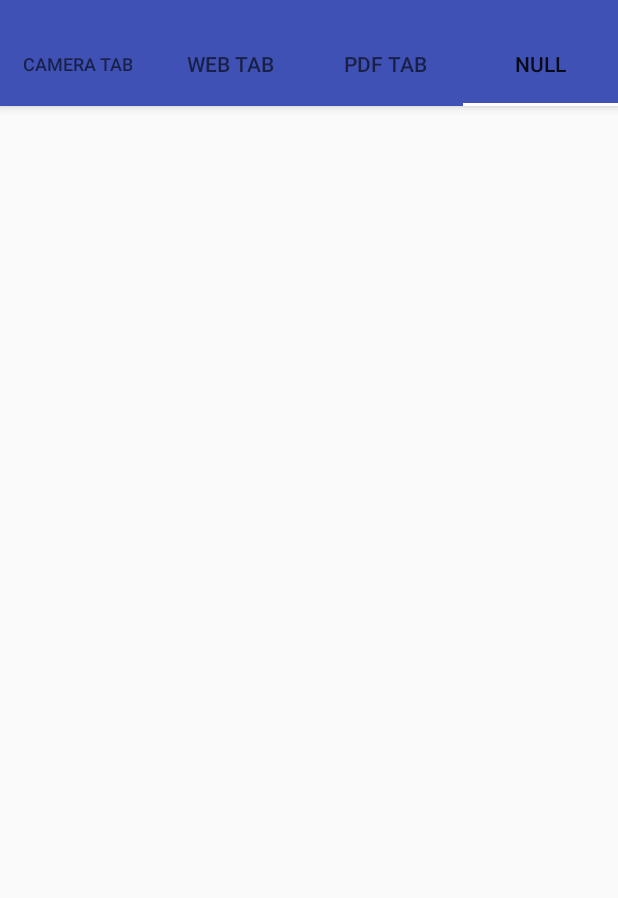
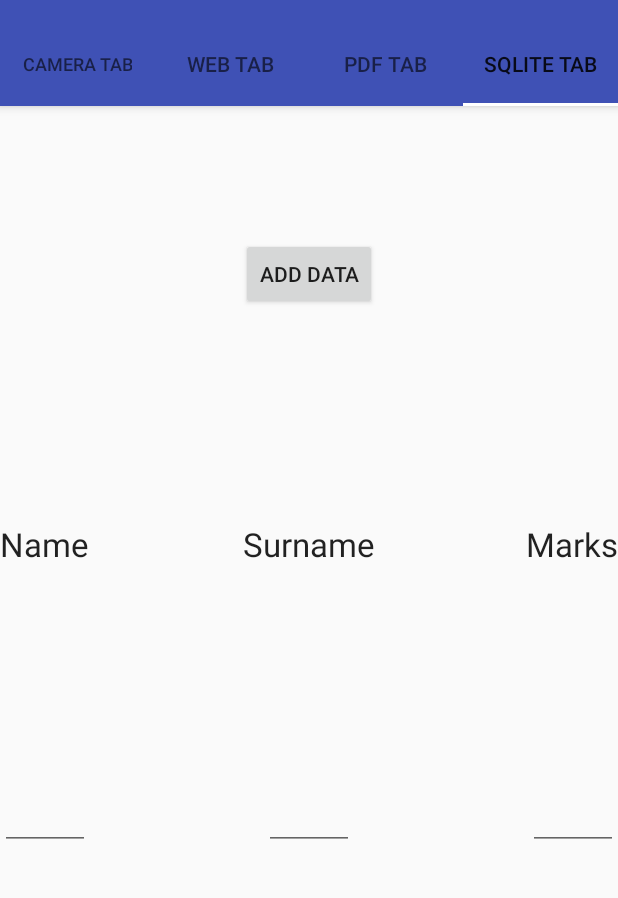
Before and after one commit to CamilleCastillo15/Android-project, an Android app: the screen it shows after launch (MainActivity), tab 4 chosen, on a phone screen of 412 x 824 dp, the part 62-960 px from its top. Run offline under Robolectric (Android 15) with nearby library versions, the phone set to English and light mode, and no system bars.

Commit message:
bdd cree par sqlite fragment

```diff
--- a/src/main/java/com/camille/camille_castillo_projet_android_final/MainActivity.java
+++ b/src/main/java/com/camille/camille_castillo_projet_android_final/MainActivity.java
@@ -98,6 +98,8 @@ public class MainActivity extends AppCompatActivity {
                     return "Web tab";
                 case 2:
                     return "PDF tab";
+                case 3:
+                    return "SQLite Tab";
                 default:
                     return "null";
             }
--- a/src/main/res/layout/fragment_sqlite.xml
+++ b/src/main/res/layout/fragment_sqlite.xml
@@ -10,4 +10,57 @@
         android:layout_height="match_parent"
         android:text="@string/hello_blank_fragment" />
 
+    <TextView
+        android:layout_width="wrap_content"
+        android:layout_height="wrap_content"
+        android:textAppearance="?android:attr/textAppearanceLarge"
+        android:text="Name"
+        android:id="@+id/textView"
+        android:layout_gravity="left|center_vertical" />
+
+    <TextView
+        android:layout_width="wrap_content"
+        android:layout_height="wrap_content"
+        android:textAppearance="?android:attr/textAppearanceLarge"
+        android:text="Surname"
+        android:id="@+id/textView2"
+        android:layout_gravity="center" />
+
+    <TextView
+        android:layout_width="wrap_content"
+        android:layout_height="wrap_content"
+        android:textAppearance="?android:attr/textAppearanceLarge"
+        android:text="Marks"
+        android:id="@+id/textView3"
+        android:layout_gravity="right|center_vertical" />
+
+    <EditText
+        android:layout_width="60dp"
+        android:layout_height="wrap_content"
+        android:id="@+id/editText_name"
+        android:layout_marginBottom="200dp"
+        android:layout_gravity="left|bottom" />
+
+    <EditText
+        android:layout_width="60dp"
+        android:layout_height="wrap_content"
+        android:id="@+id/editText_surname"
+        android:layout_marginBottom="200dp"
+        android:layout_gravity="center_horizontal|bottom" />
+
+    <EditText
+        android:layout_width="60dp"
+        android:layout_height="wrap_content"
+        android:id="@+id/editText_marks"
+        android:layout_marginBottom="200dp"
+        android:layout_gravity="right|bottom" />
+
+    <Button
+        android:layout_width="wrap_content"
+        android:layout_height="wrap_content"
+        android:text="Add Data"
+        android:id="@+id/button_add"
+        android:layout_marginTop="200dp"
+        android:layout_gravity="center_horizontal|top" />
+
 </FrameLayout>
```
Also changed, not shown: src/main/java/com/camille/camille_castillo_projet_android_final/DatabaseHelper.java (added, +59 -0 lines), src/main/java/com/camille/camille_castillo_projet_android_final/SQLiteFragment.java (+39 -2 lines).
